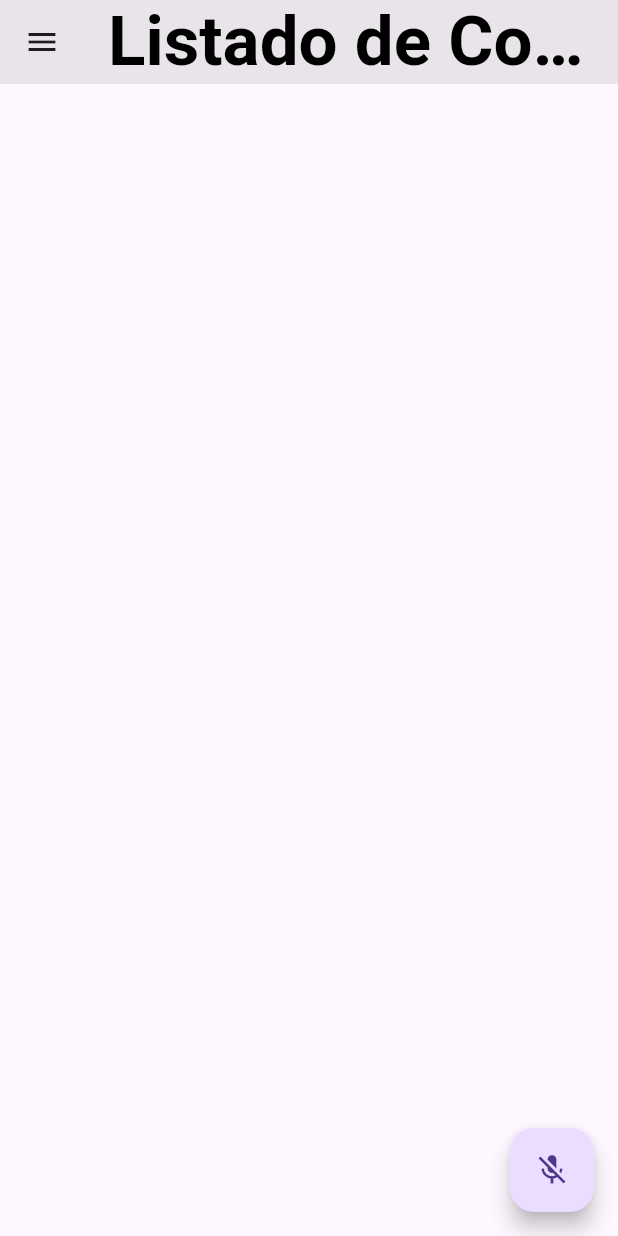
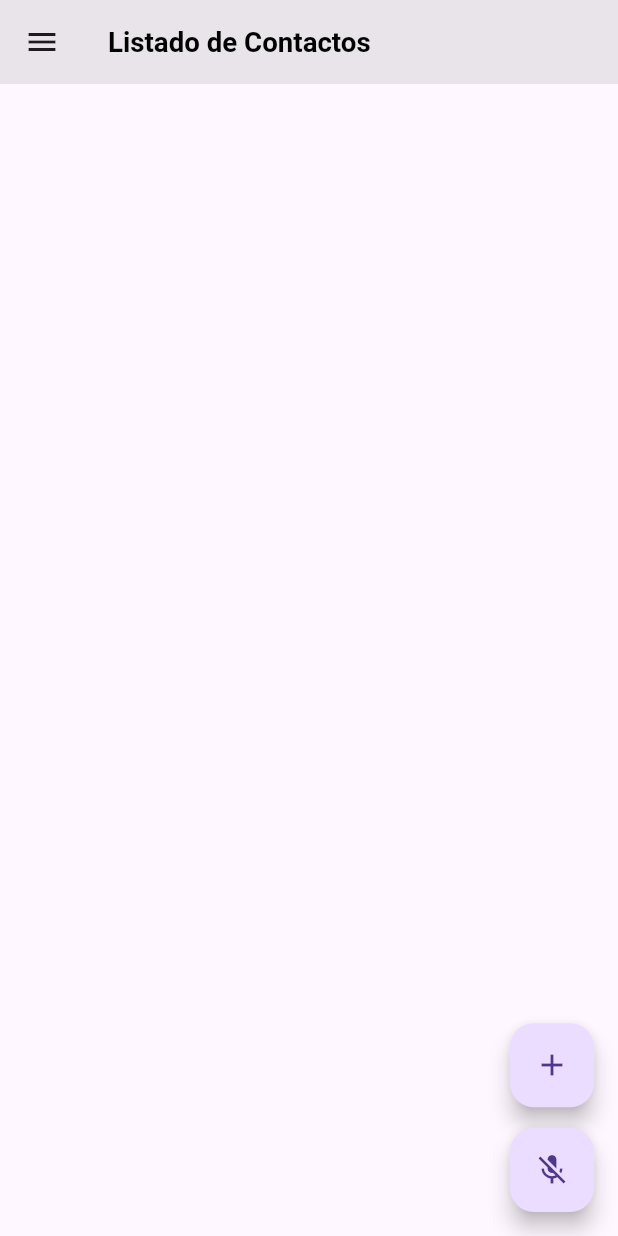
Before and after one commit to daniel54841/Asistente_Flutter, a Flutter app: the ContactView screen opened by its route, on a phone screen of 412 x 824 dp. Run offline on Flutter 3.47's test engine with Material 3 defaults, Android fonts, the phone set to English and light mode, and no system bars; our stand-ins replace firebase_auth, firebase_core, flutter_animation_progress_bar, flutter_contacts, get, lottie and 2 more; missing offline and left inert: text_to_speech; accounts and stored records are empty.

Commit message:
Solucion de error con heroes en floatingActionButton

```diff
--- a/lib/views/contact/contact_view.dart
+++ b/lib/views/contact/contact_view.dart
@@ -6,6 +6,7 @@ import 'package:reproductor_ia/widgets/floatingbutton/voice_floating_button.dart
 import '../../controllers/contacts_controller.dart';
 import '../../controllers/voice_controller.dart';
 import '../../utils/responsive.dart';
+import '../../widgets/item_list_views/item_contacts.dart';
 
 class ContactView extends StatefulWidget {
   const ContactView({Key? key}) : super(key: key);
@@ -14,9 +15,6 @@ class ContactView extends StatefulWidget {
   State<ContactView> createState() => _ContactViewState();
 }
 
-/// An example that demonstrates the basic functionality of the
-/// SpeechToText plugin for using the speech recognition capability
-/// of the underlying platform.
 class _ContactViewState extends State<ContactView> {
   final VoiceController _voiceCtrl = Get.find<VoiceController>();
   final ContactsController _contactsCtrl = Get.find<ContactsController>();
@@ -38,7 +36,7 @@ class _ContactViewState extends State<ContactView> {
         title: Text(
           "Listado de Contactos",
           style: TextStyle(
-            fontSize: responsive.dp(5),
+            fontSize: responsive.dp(2),
             fontWeight: FontWeight.bold,
             color: Colors.black,
           ),
@@ -48,20 +46,29 @@ class _ContactViewState extends State<ContactView> {
         builder: (ContactsController contacts) {
           return ListView.builder(
             itemBuilder: (context, index) {
-              return Row(
-                children: [
-                  contacts.contact[index].photo != null ? Image.memory(contacts.contact[index].photo!) : const Icon(Icons.contact_phone),
-                  Text(contacts.contact[index].displayName),
-                  //   Text(contacts.contact[index].phones[0].number),
-                  //Text(contacts.contact[index].name.nickname)
-                ],
-              );
+              return ItemContact(contact: contacts.contact[index]);
             },
             itemCount: contacts.contact.length,
           );
         },
       ),
-      floatingActionButton: const VoiceFloatingButton(),
+      floatingActionButton: Column(
+        crossAxisAlignment: CrossAxisAlignment.end,
+        mainAxisAlignment: MainAxisAlignment.end,
+        children: [
+          FloatingActionButton(
+            onPressed: () {},
+            heroTag: null,
+            child: const Icon(
+              Icons.add,
+            ),
+          ),
+          SizedBox(
+            height: responsive.dp(1.5),
+          ),
+          const VoiceFloatingButton()
+        ],
+      ),
     );
   }
 }
--- a/lib/views/home/home_view.dart
+++ b/lib/views/home/home_view.dart
@@ -56,6 +56,7 @@ class _HomeViewState extends State<HomeView> {
         children: [
           FloatingActionButton(
             onPressed: () {},
+            heroTag: null,
             child: const Icon(
               Icons.add,
             ),
--- a/lib/widgets/floatingbutton/voice_floating_button.dart
+++ b/lib/widgets/floatingbutton/voice_floating_button.dart
@@ -15,6 +15,7 @@ class VoiceFloatingButton extends StatelessWidget {
               voice.speechToText.isNotListening ? voice.startListening : voice.stopListening,
           tooltip: 'Listen',
           child: Icon(voice.speechToText.isNotListening ? Icons.mic_off : Icons.mic),
+          heroTag: null,
         );
       },
     );
```
Also changed, not shown: lib/widgets/item_list_views/item_contacts.dart (added, +36 -0 lines).
